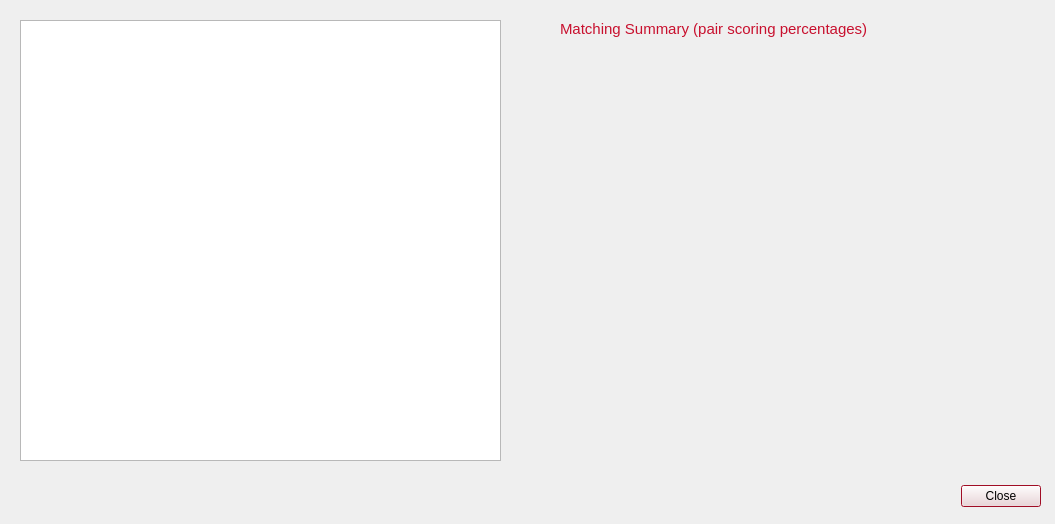
cameronhawtin/Animal-Farm-cuACS, file cuACS/viewmatches.ui: the form before one commit.
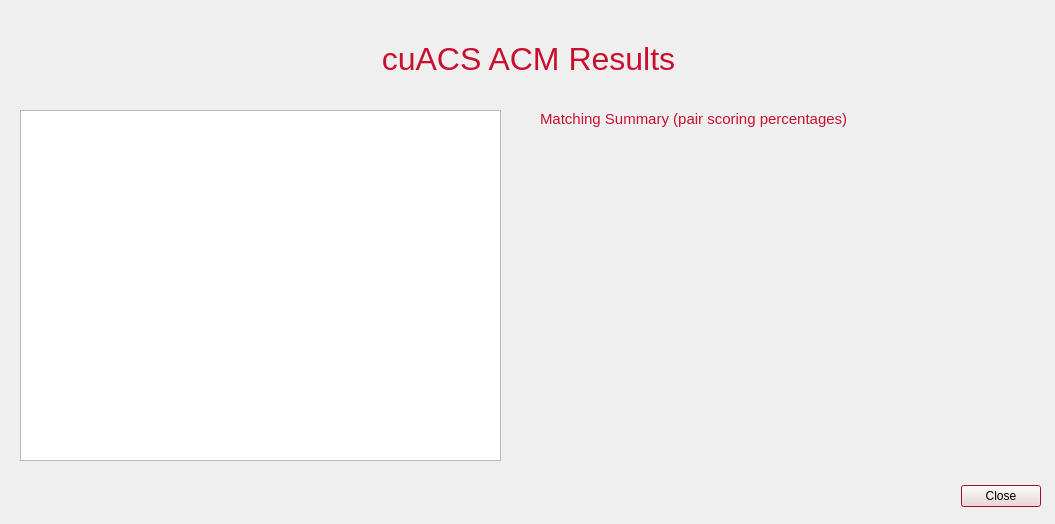
The form after the commit.

```diff
--- a/cuACS/viewmatches.ui
+++ b/cuACS/viewmatches.ui
@@ -178,19 +178,19 @@
    <property name="geometry">
     <rect>
      <x>20</x>
-     <y>20</y>
+     <y>110</y>
      <width>481</width>
-     <height>441</height>
+     <height>351</height>
     </rect>
    </property>
   </widget>
   <widget class="QLabel" name="summaryLabel">
    <property name="geometry">
     <rect>
-     <x>560</x>
-     <y>20</y>
+     <x>540</x>
+     <y>110</y>
      <width>481</width>
-     <height>441</height>
+     <height>351</height>
     </rect>
    </property>
    <property name="font">
@@ -205,6 +205,27 @@
     <set>Qt::AlignLeading|Qt::AlignLeft|Qt::AlignTop</set>
    </property>
   </widget>
+  <widget class="QLabel" name="titleLabel">
+   <property name="geometry">
+    <rect>
+     <x>8</x>
+     <y>30</y>
+     <width>1041</width>
+     <height>59</height>
+    </rect>
+   </property>
+   <property name="font">
+    <font>
+     <pointsize>24</pointsize>
+    </font>
+   </property>
+   <property name="text">
+    <string>&lt;html&gt;&lt;head/&gt;&lt;body&gt;&lt;p&gt;cuACS ACM Results&lt;/p&gt;&lt;/body&gt;&lt;/html&gt;</string>
+   </property>
+   <property name="alignment">
+    <set>Qt::AlignCenter</set>
+   </property>
+  </widget>
  </widget>
  <resources/>
  <connections>
```
